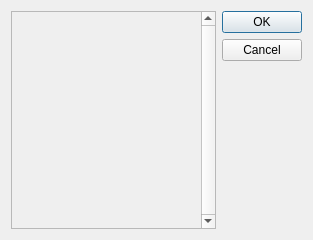
Old version of the form modules/otvod/ui/canvasLayerManager.ui in the repository daniluuuuuuuk/daniluuuuuuuk.github.io.
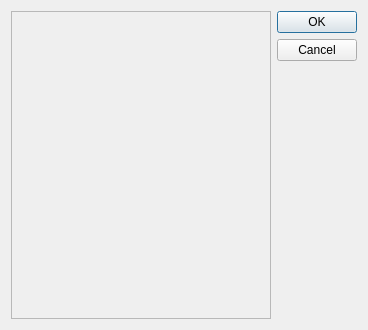
New version of the form.

Commit message: Fix bug Исправлено отображение доступных слоёв в главном окне модуля

```diff
--- a/modules/otvod/ui/canvasLayerManager.ui
+++ b/modules/otvod/ui/canvasLayerManager.ui
@@ -6,37 +6,16 @@
    <rect>
     <x>0</x>
     <y>0</y>
-    <width>313</width>
-    <height>240</height>
+    <width>368</width>
+    <height>330</height>
    </rect>
   </property>
-  <property name="minimumSize">
-   <size>
-    <width>313</width>
-    <height>240</height>
-   </size>
-  </property>
-  <property name="maximumSize">
-   <size>
-    <width>313</width>
-    <height>240</height>
-   </size>
-  </property>
   <property name="windowTitle">
    <string notr="true">Изменить видимость слоев</string>
   </property>
-  <layout class="QGridLayout" name="gridLayout_2">
-   <item row="0" column="0">
+  <layout class="QHBoxLayout" name="horizontalLayout">
+   <item>
     <widget class="QScrollArea" name="scrollArea">
-     <property name="verticalScrollBarPolicy">
-      <enum>Qt::ScrollBarAlwaysOn</enum>
-     </property>
-     <property name="horizontalScrollBarPolicy">
-      <enum>Qt::ScrollBarAsNeeded</enum>
-     </property>
-     <property name="sizeAdjustPolicy">
-      <enum>QAbstractScrollArea::AdjustToContents</enum>
-     </property>
      <property name="widgetResizable">
       <bool>true</bool>
      </property>
@@ -45,8 +24,8 @@
        <rect>
         <x>0</x>
         <y>0</y>
-        <width>195</width>
-        <height>220</height>
+        <width>267</width>
+        <height>310</height>
        </rect>
       </property>
       <layout class="QVBoxLayout" name="verticalLayout">
@@ -57,7 +36,7 @@
      </widget>
     </widget>
    </item>
-   <item row="0" column="1">
+   <item>
     <widget class="QDialogButtonBox" name="buttonBox">
      <property name="orientation">
       <enum>Qt::Vertical</enum>
```
Left out of the diff: 8 changed lines with no effect on the pictures. The commit also changes 3 other files.
